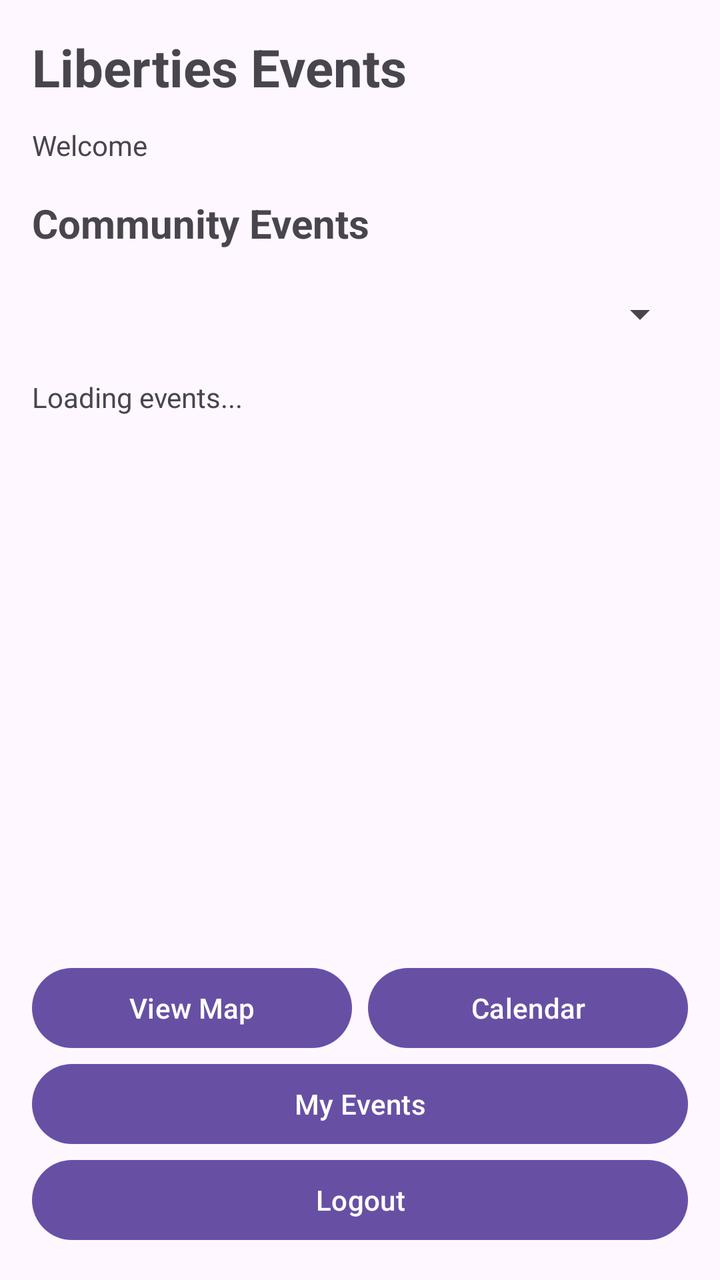
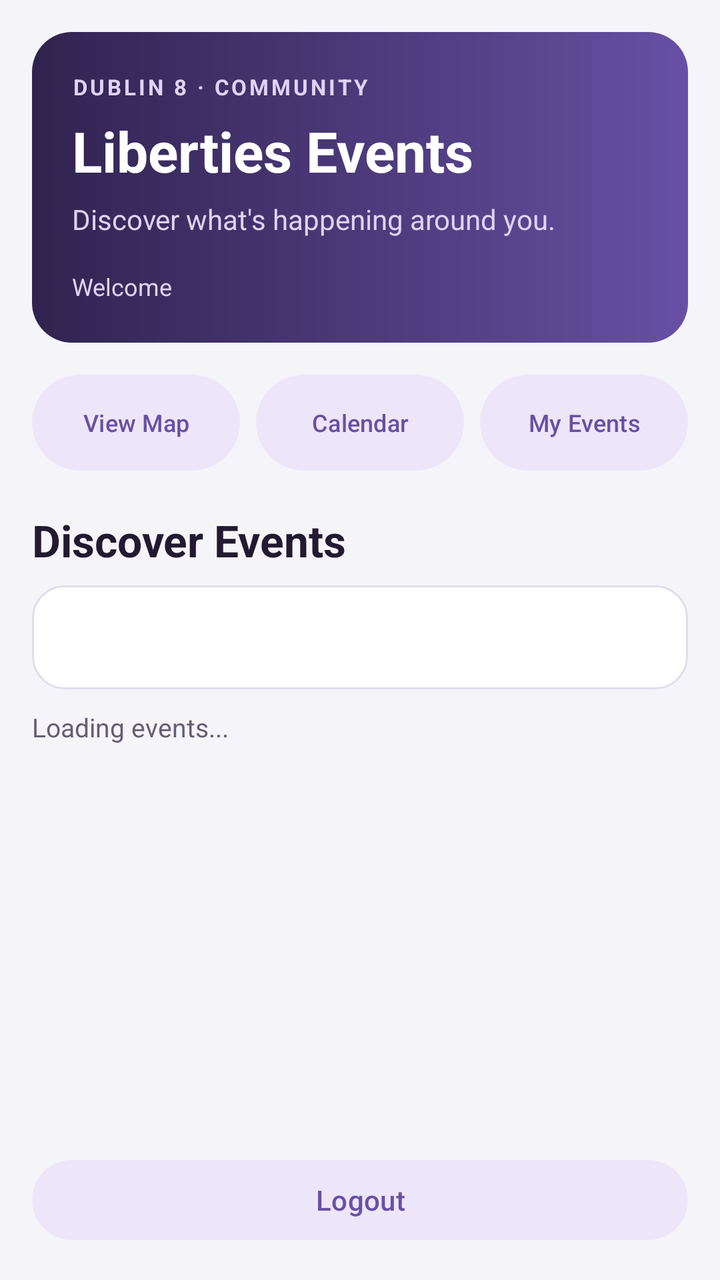

Compare the two renders of this Android layout. The source of the first and the diff that turns it into the second are given below.
<!-- AndroidManifest.xml: application theme Theme.LibertiesEvents -->
<!-- res/layout/activity_main.xml -->
<?xml version="1.0" encoding="utf-8"?>
<LinearLayout xmlns:android="http://schemas.android.com/apk/res/android"
    android:layout_width="match_parent"
    android:layout_height="match_parent"
    android:orientation="vertical"
    android:padding="16dp">

    
    <TextView
        android:layout_width="match_parent"
        android:layout_height="wrap_content"
        android:text="Liberties Events"
        android:textSize="26sp"
        android:textStyle="bold"
        android:layout_marginBottom="12dp" />

    
    <TextView
        android:id="@+id/welcomeText"
        android:layout_width="match_parent"
        android:layout_height="wrap_content"
        android:text="Welcome"
        android:textSize="14sp"
        android:layout_marginBottom="16dp" />

    
    <TextView
        android:layout_width="match_parent"
        android:layout_height="wrap_content"
        android:text="Community Events"
        android:textSize="20sp"
        android:textStyle="bold"
        android:layout_marginBottom="8dp" />

    
    <Spinner
        android:id="@+id/spinnerCategory"
        android:layout_width="match_parent"
        android:layout_height="48dp"
        android:layout_marginBottom="8dp" />

    
    <TextView
        android:id="@+id/textEventCount"
        android:layout_width="match_parent"
        android:layout_height="wrap_content"
        android:text="Loading events..."
        android:textSize="14sp"
        android:layout_marginBottom="8dp" />

    
    <ListView
        android:id="@+id/listEvents"
        android:layout_width="match_parent"
        android:layout_height="0dp"
        android:layout_weight="1"
        android:dividerHeight="8dp" />

    
    <Button
        android:id="@+id/buttonAddEvent"
        android:layout_width="match_parent"
        android:layout_height="wrap_content"
        android:text="Add New Event"
        android:onClick="addEventClick"
        android:visibility="gone" />

    
    <LinearLayout
        android:layout_width="match_parent"
        android:layout_height="wrap_content"
        android:orientation="horizontal">

        <Button
            android:id="@+id/buttonMap"
            android:layout_width="0dp"
            android:layout_height="wrap_content"
            android:layout_weight="1"
            android:text="View Map"
            android:onClick="mapClick"
            android:layout_marginEnd="4dp" />

        <Button
            android:id="@+id/buttonCalendar"
            android:layout_width="0dp"
            android:layout_height="wrap_content"
            android:layout_weight="1"
            android:text="Calendar"
            android:onClick="calendarClick"
            android:layout_marginStart="4dp" />

    </LinearLayout>

    
    <Button
        android:id="@+id/buttonMyEvents"
        android:layout_width="match_parent"
        android:layout_height="wrap_content"
        android:text="My Events"
        android:onClick="myEventsClick" />

    
    <Button
        android:id="@+id/buttonLogout"
        android:layout_width="match_parent"
        android:layout_height="wrap_content"
        android:text="Logout"
        android:onClick="logoutClick" />

</LinearLayout>
<!-- resources referenced by this layout -->
<resources>
  <style name="Theme.LibertiesEvents" parent="Base.Theme.LibertiesEvents" />
  <style name="Base.Theme.LibertiesEvents" parent="Theme.Material3.DayNight.NoActionBar">
          
          
      </style>
</resources>

<!-- the commit's change to res/layout/activity_main.xml (unified diff, before → after) -->
@@ -1,43 +1,136 @@
 <?xml version="1.0" encoding="utf-8"?>
 <LinearLayout xmlns:android="http://schemas.android.com/apk/res/android"
+    xmlns:app="http://schemas.android.com/apk/res-auto"
     android:layout_width="match_parent"
     android:layout_height="match_parent"
     android:orientation="vertical"
+    android:background="@color/le_background"
     android:padding="16dp">
+
+    
+    <LinearLayout
+        android:layout_width="match_parent"
+        android:layout_height="wrap_content"
+        android:orientation="vertical"
+        android:background="@drawable/bg_dashboard_header"
+        android:padding="20dp">
+
+        <TextView
+            android:layout_width="match_parent"
+            android:layout_height="wrap_content"
+            android:text="DUBLIN 8 · COMMUNITY"
+            android:textColor="@color/le_header_text"
+            android:textSize="11sp"
+            android:letterSpacing="0.12"
+            android:textStyle="bold" />
+
+        <TextView
+            android:layout_width="match_parent"
+            android:layout_height="wrap_content"
+            android:text="Liberties Events"
+            android:textSize="28sp"
+            android:textStyle="bold"
+            android:textColor="@color/le_surface"
+            android:layout_marginTop="6dp" />
+
+        <TextView
+            android:layout_width="match_parent"
+            android:layout_height="wrap_content"
+            android:text="Discover what's happening around you."
+            android:textColor="@color/le_header_text"
+            android:textSize="14sp"
+            android:layout_marginTop="6dp" />
+
+        <TextView
+            android:id="@+id/welcomeText"
+            android:layout_width="match_parent"
+            android:layout_height="wrap_content"
+            android:text="Welcome"
+            android:textColor="@color/le_header_text"
+            android:textSize="12sp"
+            android:layout_marginTop="16dp" />
+
+    </LinearLayout>
+
+    
+    <LinearLayout
+        android:layout_width="match_parent"
+        android:layout_height="wrap_content"
+        android:orientation="horizontal"
+        android:layout_marginTop="12dp"
+        android:layout_marginBottom="16dp">
+
+        <Button
+            android:id="@+id/buttonMap"
+            android:layout_width="0dp"
+            android:layout_height="56dp"
+            android:layout_weight="1"
+            android:layout_marginEnd="4dp"
+            android:text="View Map"
+            android:textSize="12sp"
+            android:textAllCaps="false"
+            android:textColor="@color/le_primary"
+            android:minWidth="0dp"
+            android:paddingStart="4dp"
+            android:paddingEnd="4dp"
+            app:backgroundTint="@color/le_light_purple"
+            android:onClick="mapClick" />
+
+        <Button
+            android:id="@+id/buttonCalendar"
+            android:layout_width="0dp"
+            android:layout_height="56dp"
+            android:layout_weight="1"
+            android:layout_marginStart="4dp"
+            android:layout_marginEnd="4dp"
+            android:text="Calendar"
+            android:textSize="12sp"
+            android:textAllCaps="false"
+            android:textColor="@color/le_primary"
+            android:minWidth="0dp"
+            android:paddingStart="4dp"
+            android:paddingEnd="4dp"
+            app:backgroundTint="@color/le_light_purple"
+            android:onClick="calendarClick" />
+
+        <Button
+            android:id="@+id/buttonMyEvents"
+            android:layout_width="0dp"
+            android:layout_height="56dp"
+            android:layout_weight="1"
+            android:layout_marginStart="4dp"
+            android:text="My Events"
+            android:textSize="12sp"
+            android:textAllCaps="false"
+            android:textColor="@color/le_primary"
+            android:minWidth="0dp"
+            android:paddingStart="4dp"
+            android:paddingEnd="4dp"
+            app:backgroundTint="@color/le_light_purple"
+            android:onClick="myEventsClick" />
+
+    </LinearLayout>
 
     
     <TextView
         android:layout_width="match_parent"
         android:layout_height="wrap_content"
-        android:text="Liberties Events"
-        android:textSize="26sp"
+        android:text="Discover Events"
+        android:textColor="@color/le_text"
         android:textStyle="bold"
-        android:layout_marginBottom="12dp" />
-
-    
-    <TextView
-        android:id="@+id/welcomeText"
-        android:layout_width="match_parent"
-        android:layout_height="wrap_content"
-        android:text="Welcome"
-        android:textSize="14sp"
-        android:layout_marginBottom="16dp" />
-
-    
-    <TextView
-        android:layout_width="match_parent"
-        android:layout_height="wrap_content"
-        android:text="Community Events"
-        android:textSize="20sp"
-        android:textStyle="bold"
+        android:textSize="22sp"
         android:layout_marginBottom="8dp" />
 
     
     <Spinner
         android:id="@+id/spinnerCategory"
         android:layout_width="match_parent"
-        android:layout_height="48dp"
-        android:layout_marginBottom="8dp" />
+        android:layout_height="52dp"
+        android:background="@drawable/bg_event_card"
+        android:paddingStart="12dp"
+        android:paddingEnd="12dp"
+        android:theme="@style/ThemeOverlay.AppCompat.Light"
+        android:layout_marginBottom="10dp" />
 
     
     <TextView
@@ -45,8 +138,9 @@
         android:layout_width="match_parent"
         android:layout_height="wrap_content"
         android:text="Loading events..."
-        android:textSize="14sp"
-        android:layout_marginBottom="8dp" />
+        android:textSize="13sp"
+        android:textColor="@color/le_secondary_text"
+        android:layout_marginBottom="12dp" />
 
     
     <ListView
@@ -54,57 +148,34 @@
         android:layout_width="match_parent"
         android:layout_height="0dp"
         android:layout_weight="1"
-        android:dividerHeight="8dp" />
+        android:divider="@android:color/transparent"
+        android:dividerHeight="10dp"
+        android:paddingBottom="8dp"
+        android:clipToPadding="false"
+        android:scrollbars="none" />
 
     
     <Button
         android:id="@+id/buttonAddEvent"
         android:layout_width="match_parent"
-        android:layout_height="wrap_content"
-        android:text="Add New Event"
+        android:layout_height="56dp"
+        android:text="+ Add New Event"
+        android:textAllCaps="false"
+        android:textColor="@color/le_surface"
+        app:backgroundTint="@color/le_primary"
         android:onClick="addEventClick"
-        android:visibility="gone" />
-
-    
-    <LinearLayout
-        android:layout_width="match_parent"
-        android:layout_height="wrap_content"
-        android:orientation="horizontal">
-
-        <Button
-            android:id="@+id/buttonMap"
-            android:layout_width="0dp"
-            android:layout_height="wrap_content"
-            android:layout_weight="1"
-            android:text="View Map"
-            android:onClick="mapClick"
-            android:layout_marginEnd="4dp" />
-
-        <Button
-            android:id="@+id/buttonCalendar"
-            android:layout_width="0dp"
-            android:layout_height="wrap_content"
-            android:layout_weight="1"
-            android:text="Calendar"
-            android:onClick="calendarClick"
-            android:layout_marginStart="4dp" />
-
-    </LinearLayout>
-
-    
-    <Button
-        android:id="@+id/buttonMyEvents"
-        android:layout_width="match_parent"
-        android:layout_height="wrap_content"
-        android:text="My Events"
-        android:onClick="myEventsClick" />
+        android:visibility="gone"
+        android:layout_marginTop="8dp" />
 
     
     <Button
         android:id="@+id/buttonLogout"
         android:layout_width="match_parent"
-        android:layout_height="wrap_content"
+        android:layout_height="48dp"
         android:text="Logout"
+        android:textAllCaps="false"
+        android:textColor="@color/le_primary"
+        app:backgroundTint="@color/le_light_purple"
         android:onClick="logoutClick" />
 
 </LinearLayout>
<!-- resource entries referenced after the edit -->
@@ -1,6 +1,41 @@
 <!-- resources referenced by this layout -->
 <resources>
+  <color name="le_background">#F5F4F9</color>
+  <color name="le_header_text">#DED3F4</color>
+  <color name="le_light_purple">#EDE6F8</color>
+  <color name="le_primary">#6750A4</color>
+  <color name="le_secondary_text">#655D70</color>
+  <color name="le_surface">#FFFFFF</color>
+  <color name="le_text">#211A30</color>
+  <!-- drawable bg_dashboard_header (drawable) -->
+  <?xml version="1.0" encoding="utf-8"?>
+  <shape xmlns:android="http://schemas.android.com/apk/res/android"
+      android:shape="rectangle">
+  
+      <gradient
+          android:startColor="#30234F"
+          android:endColor="#6750A4"
+          android:angle="0" />
+  
+      <corners android:radius="20dp" />
+  
+  </shape>
+  <!-- drawable bg_event_card (drawable) -->
+  <?xml version="1.0" encoding="utf-8"?>
+  <shape xmlns:android="http://schemas.android.com/apk/res/android"
+      android:shape="rectangle">
+  
+      <solid android:color="@color/le_surface" />
+  
+      <corners android:radius="16dp" />
+  
+      <stroke
+          android:width="1dp"
+          android:color="@color/le_border" />
+  
+  </shape>
   <style name="Theme.LibertiesEvents" parent="Base.Theme.LibertiesEvents" />
+  <color name="le_border">#E2DDEB</color>
   <style name="Base.Theme.LibertiesEvents" parent="Theme.Material3.DayNight.NoActionBar">
           
           
